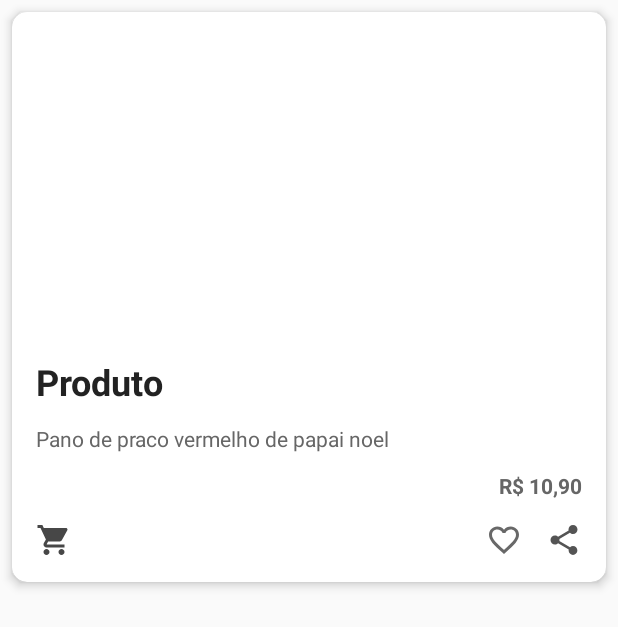
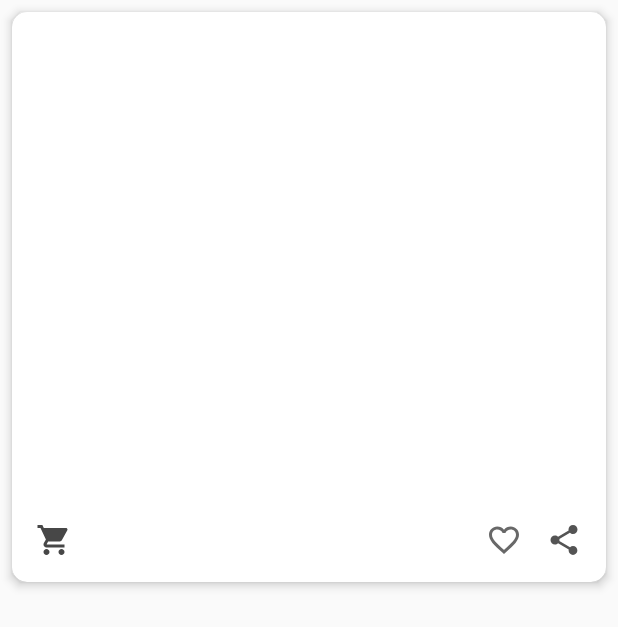
Before and after one commit to DiegoDigo/CrocheMaria, an Android app: the layout layout_produto.xml on its own in the app's theme, with its tools: preview values and no code run, on a phone screen of 412 x 824 dp. Shown: the top 627 px of the screen. Run offline under Robolectric (Android 15) with nearby library versions, the phone set to English and light mode, and no system bars.

Commit message:
melhorando o layout

```diff
--- a/app/src/main/res/layout/layout_produto.xml
+++ b/app/src/main/res/layout/layout_produto.xml
@@ -26,7 +26,6 @@
             android:layout_width="wrap_content"
             android:layout_height="wrap_content"
             android:paddingLeft="16dp"
-            android:text="Produto"
             android:paddingRight="16dp"
             android:paddingTop="30dp"
             android:textColor="@color/titleCard"
@@ -37,7 +36,6 @@
             android:id="@+id/descricao"
             android:layout_width="wrap_content"
             android:layout_height="wrap_content"
-            android:text="Pano de praco vermelho de papai noel"
             android:paddingLeft="16dp"
             android:paddingRight="16dp"
             android:paddingTop="12dp"
@@ -50,7 +48,6 @@
             android:id="@+id/preco"
             android:layout_width="wrap_content"
             android:layout_height="wrap_content"
-            android:text="R$ 10,90"
             android:textStyle="bold"
             android:paddingLeft="16dp"
             android:paddingRight="16dp"
```
